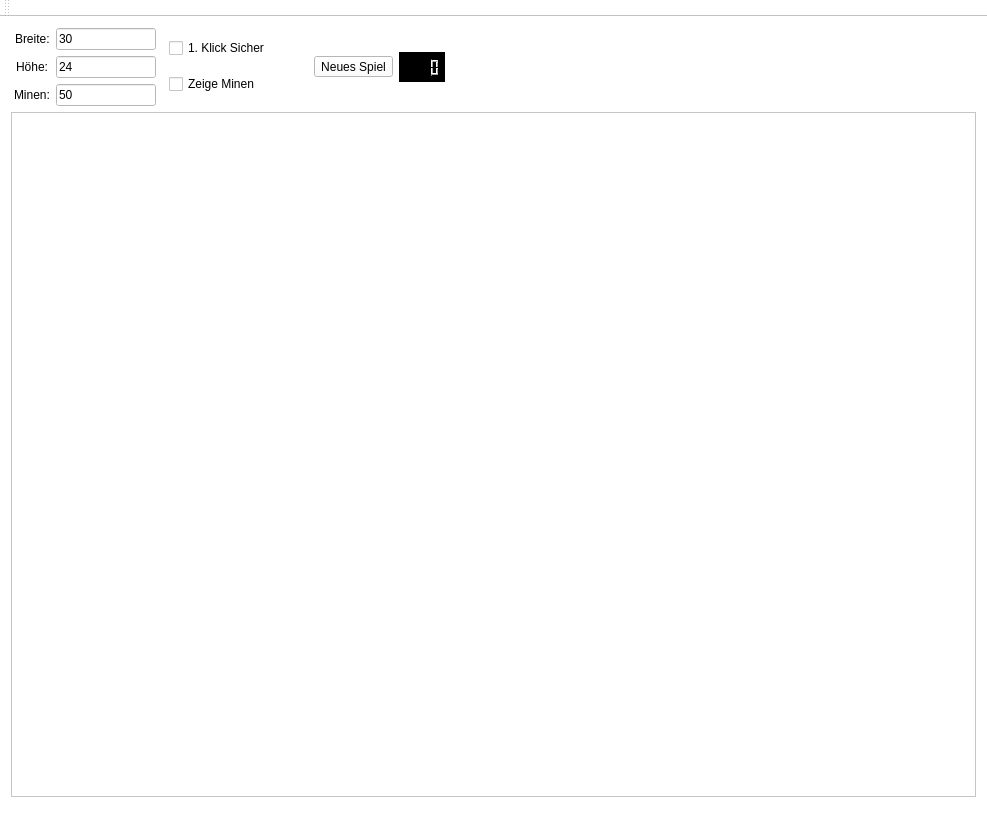
Before: the Qt Designer form mainwindow.ui in skullbox305/Minesweeper-Solver, drawn with Qt 5.
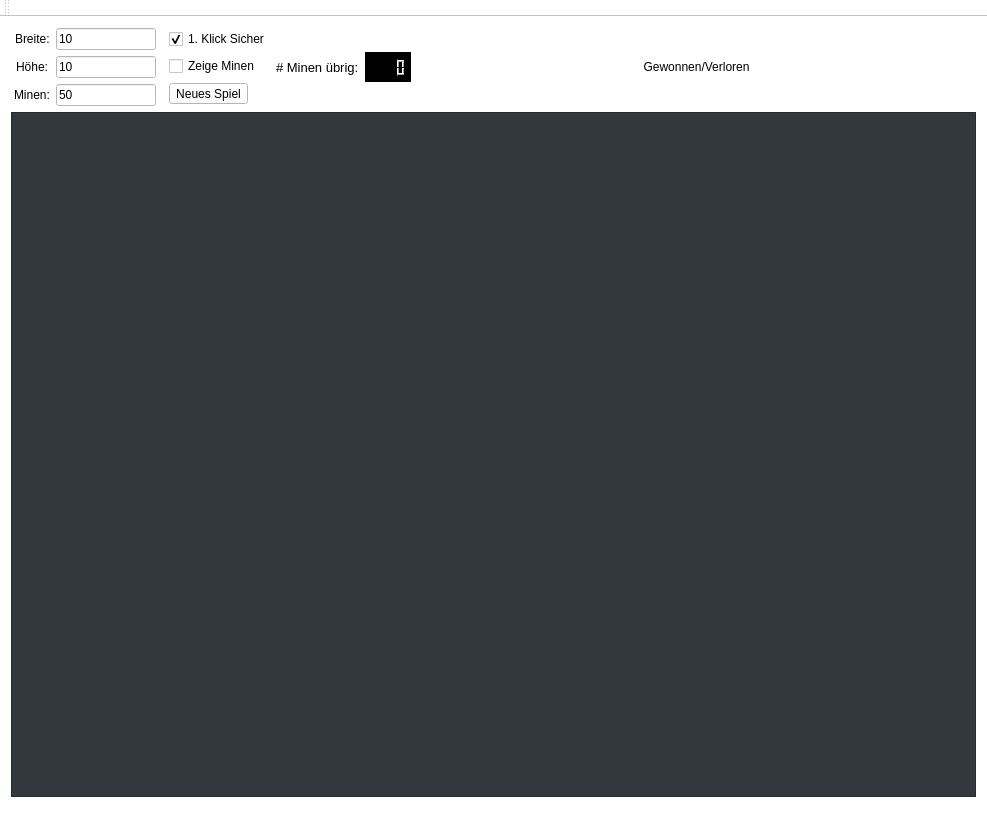
After: the same form once the commit is applied. Icons and pictures are not drawn.

Commit message: - Design geändert - Eingabewerte werden geprüft. Feld maximal 30x24 und 92% Minen

```diff
--- a/mainwindow.ui
+++ b/mainwindow.ui
@@ -118,13 +118,205 @@
    <property name="styleSheet">
     <string notr="true">QPushButton {
 	border:  1px, hidden;
-}</string>
+}
+	background-color: rgb(207, 207, 208);</string>
    </property>
    <layout class="QGridLayout" name="gridLayout">
-    <item row="1" column="0">
+    <item row="0" column="0">
+     <layout class="QGridLayout" name="GameMenu" columnstretch="0,0,0,0,0,0,0,10">
+      <property name="sizeConstraint">
+       <enum>QLayout::SetDefaultConstraint</enum>
+      </property>
+      <item row="0" column="1">
+       <layout class="QFormLayout" name="GameSize">
+        <property name="sizeConstraint">
+         <enum>QLayout::SetFixedSize</enum>
+        </property>
+        <property name="labelAlignment">
+         <set>Qt::AlignCenter</set>
+        </property>
+        <property name="formAlignment">
+         <set>Qt::AlignHCenter|Qt::AlignTop</set>
+        </property>
+        <item row="0" column="0">
+         <widget class="QLabel" name="label">
+          <property name="text">
+           <string>Breite:</string>
+          </property>
+         </widget>
+        </item>
+        <item row="0" column="1">
+         <widget class="QLineEdit" name="breite">
+          <property name="maximumSize">
+           <size>
+            <width>100</width>
+            <height>16777215</height>
+           </size>
+          </property>
+          <property name="text">
+           <string>10</string>
+          </property>
+         </widget>
+        </item>
+        <item row="1" column="0">
+         <widget class="QLabel" name="label_2">
+          <property name="text">
+           <string>Höhe:</string>
+          </property>
+         </widget>
+        </item>
+        <item row="1" column="1">
+         <widget class="QLineEdit" name="hoehe">
+          <property name="maximumSize">
+           <size>
+            <width>100</width>
+            <height>16777215</height>
+           </size>
+          </property>
+          <property name="text">
+           <string>10</string>
+          </property>
+         </widget>
+        </item>
+        <item row="2" column="0">
+         <widget class="QLabel" name="label_3">
+          <property name="text">
+           <string>Minen:</string>
+          </property>
+         </widget>
+        </item>
+        <item row="2" column="1">
+         <widget class="QLineEdit" name="anzahlMinen">
+          <property name="maximumSize">
+           <size>
+            <width>100</width>
+            <height>16777215</height>
+           </size>
+          </property>
+          <property name="text">
+           <string>50</string>
+          </property>
+         </widget>
+        </item>
+       </layout>
+      </item>
+      <item row="0" column="2">
+       <layout class="QVBoxLayout" name="GameOptions">
+        <property name="sizeConstraint">
+         <enum>QLayout::SetFixedSize</enum>
+        </property>
+        <property name="leftMargin">
+         <number>10</number>
+        </property>
+        <item>
+         <widget class="QCheckBox" name="firstClickSafe">
+          <property name="text">
+           <string>1. Klick Sicher</string>
+          </property>
+          <property name="checked">
+           <bool>true</bool>
+          </property>
+          <property name="tristate">
+           <bool>false</bool>
+          </property>
+         </widget>
+        </item>
+        <item>
+         <widget class="QCheckBox" name="showMines">
+          <property name="text">
+           <string>Zeige Minen</string>
+          </property>
+         </widget>
+        </item>
+        <item>
+         <widget class="QToolButton" name="newGame">
+          <property name="toolTip">
+           <string/>
+          </property>
+          <property name="text">
+           <string>Neues Spiel</string>
+          </property>
+          <property name="checkable">
+           <bool>false</bool>
+          </property>
+          <property name="toolButtonStyle">
+           <enum>Qt::ToolButtonIconOnly</enum>
+          </property>
+          <property name="autoRaise">
+           <bool>false</bool>
+          </property>
+         </widget>
+        </item>
+       </layout>
+      </item>
+      <item row="0" column="7">
+       <layout class="QGridLayout" name="Spacer2">
+        <item row="1" column="0">
+         <widget class="QLabel" name="gameStatus">
+          <property name="text">
+           <string>Gewonnen/Verloren</string>
+          </property>
+          <property name="alignment">
+           <set>Qt::AlignCenter</set>
+          </property>
+         </widget>
+        </item>
+       </layout>
+      </item>
+      <item row="0" column="6">
+       <widget class="QLCDNumber" name="lcdFlagCount">
+        <property name="enabled">
+         <bool>true</bool>
+        </property>
+        <property name="maximumSize">
+         <size>
+          <width>60</width>
+          <height>30</height>
+         </size>
+        </property>
+        <property name="autoFillBackground">
+         <bool>false</bool>
+        </property>
+        <property name="styleSheet">
+         <string notr="true">QLCDNumber {
+	background-color: black;
+	border: 1px;
+	color: red;
+}</string>
+        </property>
+        <property name="smallDecimalPoint">
+         <bool>true</bool>
+        </property>
+        <property name="digitCount">
+         <number>4</number>
+        </property>
+        <property name="segmentStyle">
+         <enum>QLCDNumber::Filled</enum>
+        </property>
+       </widget>
+      </item>
+      <item row="0" column="5">
+       <widget class="QLabel" name="label_4">
+        <property name="font">
+         <font>
+          <family>Arial</family>
+          <pointsize>10</pointsize>
+         </font>
+        </property>
+        <property name="text">
+         <string># Minen übrig:</string>
+        </property>
+       </widget>
+      </item>
+      <item row="0" column="0">
+       <layout class="QGridLayout" name="Spacer1"/>
+      </item>
+     </layout>
+    </item>
+    <item row="3" column="0">
      <widget class="QScrollArea" name="scrollArea">
       <property name="styleSheet">
-       <string notr="true"/>
+       <string notr="true">background-color: rgb(51, 56, 62);</string>
       </property>
       <property name="verticalScrollBarPolicy">
        <enum>Qt::ScrollBarAsNeeded</enum>
@@ -144,7 +336,7 @@
          <x>0</x>
          <y>0</y>
          <width>967</width>
-         <height>682</height>
+         <height>696</height>
         </rect>
        </property>
        <layout class="QGridLayout" name="gridLayout_4" rowstretch="0,0,0">
@@ -156,7 +348,7 @@
           <item row="0" column="1">
            <layout class="QGridLayout" name="mineContainer" rowstretch="0" columnstretch="0">
             <property name="sizeConstraint">
-             <enum>QLayout::SetDefaultConstraint</enum>
+             <enum>QLayout::SetFixedSize</enum>
             </property>
             <property name="leftMargin">
              <number>5</number>
@@ -181,184 +373,6 @@
       </widget>
      </widget>
     </item>
-    <item row="0" column="0">
-     <layout class="QGridLayout" name="GameMenu" columnstretch="0,0,0,0,0,0,10">
-      <property name="sizeConstraint">
-       <enum>QLayout::SetDefaultConstraint</enum>
-      </property>
-      <item row="0" column="0">
-       <layout class="QGridLayout" name="Spacer1"/>
-      </item>
-      <item row="0" column="2">
-       <layout class="QVBoxLayout" name="GameOptions">
-        <property name="sizeConstraint">
-         <enum>QLayout::SetFixedSize</enum>
-        </property>
-        <property name="leftMargin">
-         <number>10</number>
-        </property>
-        <item>
-         <widget class="QCheckBox" name="firstClickSafe">
-          <property name="text">
-           <string>1. Klick Sicher</string>
-          </property>
-         </widget>
-        </item>
-        <item>
-         <widget class="QCheckBox" name="showMines">
-          <property name="text">
-           <string>Zeige Minen</string>
-          </property>
-         </widget>
-        </item>
-       </layout>
-      </item>
-      <item row="0" column="6">
-       <layout class="QGridLayout" name="Spacer2">
-        <item row="0" column="0">
-         <spacer name="horizontalSpacer_2">
-          <property name="orientation">
-           <enum>Qt::Horizontal</enum>
-          </property>
-          <property name="sizeHint" stdset="0">
-           <size>
-            <width>40</width>
-            <height>20</height>
-           </size>
-          </property>
-         </spacer>
-        </item>
-       </layout>
-      </item>
-      <item row="0" column="5">
-       <widget class="QLCDNumber" name="lcdFlagCount">
-        <property name="enabled">
-         <bool>true</bool>
-        </property>
-        <property name="maximumSize">
-         <size>
-          <width>60</width>
-          <height>30</height>
-         </size>
-        </property>
-        <property name="autoFillBackground">
-         <bool>false</bool>
-        </property>
-        <property name="styleSheet">
-         <string notr="true">QLCDNumber {
-	background-color: black;
-	border: 1px;
-	color: red;
-}</string>
-        </property>
-        <property name="smallDecimalPoint">
-         <bool>true</bool>
-        </property>
-        <property name="digitCount">
-         <number>4</number>
-        </property>
-        <property name="segmentStyle">
-         <enum>QLCDNumber::Filled</enum>
-        </property>
-       </widget>
-      </item>
-      <item row="0" column="1">
-       <layout class="QFormLayout" name="GameSize">
-        <property name="sizeConstraint">
-         <enum>QLayout::SetFixedSize</enum>
-        </property>
-        <property name="labelAlignment">
-         <set>Qt::AlignCenter</set>
-        </property>
-        <property name="formAlignment">
-         <set>Qt::AlignHCenter|Qt::AlignTop</set>
-        </property>
-        <item row="0" column="0">
-         <widget class="QLabel" name="label">
-          <property name="text">
-           <string>Breite:</string>
-          </property>
-         </widget>
-        </item>
-        <item row="0" column="1">
-         <widget class="QLineEdit" name="breite">
-          <property name="maximumSize">
-           <size>
-            <width>100</width>
-            <height>16777215</height>
-           </size>
-          </property>
-          <property name="text">
-           <string>30</string>
-          </property>
-         </widget>
-        </item>
-        <item row="1" column="0">
-         <widget class="QLabel" name="label_2">
-          <property name="text">
-           <string>Höhe:</string>
-          </property>
-         </widget>
-        </item>
-        <item row="1" column="1">
-         <widget class="QLineEdit" name="hoehe">
-          <property name="maximumSize">
-           <size>
-            <width>100</width>
-            <height>16777215</height>
-           </size>
-          </property>
-          <property name="text">
-           <string>24</string>
-          </property>
-         </widget>
-        </item>
-        <item row="2" column="0">
-         <widget class="QLabel" name="label_3">
-          <property name="text">
-           <string>Minen:</string>
-          </property>
-         </widget>
-        </item>
-        <item row="2" column="1">
-         <widget class="QLineEdit" name="anzahlMinen">
-          <property name="maximumSize">
-           <size>
-            <width>100</width>
-            <height>16777215</height>
-           </size>
-          </property>
-          <property name="text">
-           <string>50</string>
-          </property>
-         </widget>
-        </item>
-       </layout>
-      </item>
-      <item row="0" column="3">
-       <widget class="QPushButton" name="smileyFace">
-        <property name="text">
-         <string/>
-        </property>
-        <property name="icon">
-         <iconset>
-          <normalon>:/images/normal_face.png</normalon>
-         </iconset>
-        </property>
-       </widget>
-      </item>
-      <item row="0" column="4">
-       <widget class="QToolButton" name="NewGame">
-        <property name="toolTip">
-         <string/>
-        </property>
-        <property name="text">
-         <string>Neues Spiel</string>
-        </property>
-       </widget>
-      </item>
-     </layout>
-    </item>
    </layout>
   </widget>
   <widget class="QToolBar" name="mainToolBar">
```
Left out of the diff: 10 changed lines with no effect on the pictures. The commit also changes 13 other files.
